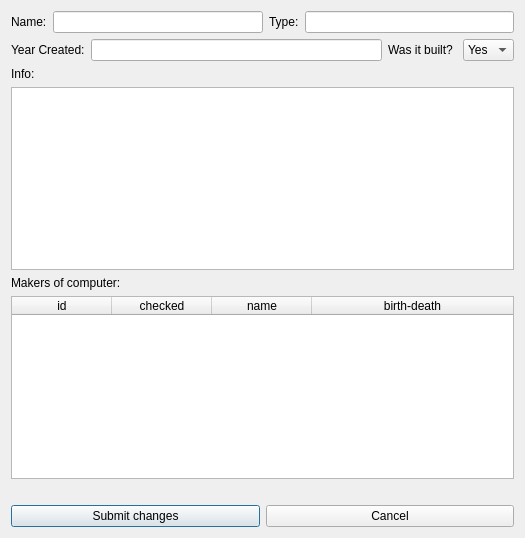
First picture: the form in UI/editcomputers.ui, repository valdimarHR/hisCompRepo, before the edit.
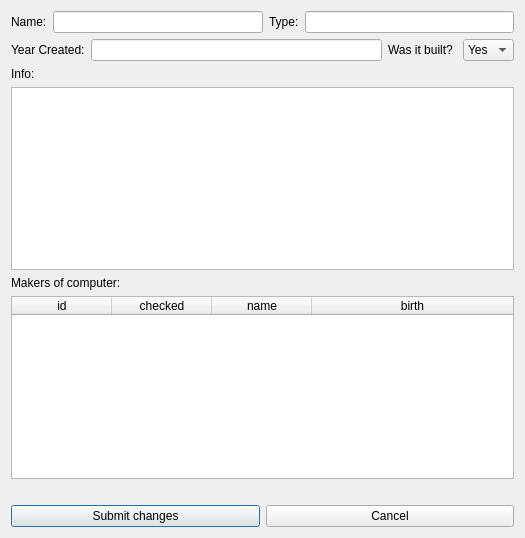
Second picture: the form after the edit. Icons and pictures are not drawn.

```diff
--- a/UI/editcomputers.ui
+++ b/UI/editcomputers.ui
@@ -138,7 +138,7 @@
      </column>
      <column>
       <property name="text">
-       <string>birth-death</string>
+       <string>birth</string>
       </property>
      </column>
     </widget>
```
Left out of the diff: 4 changed lines with no effect on the pictures.
